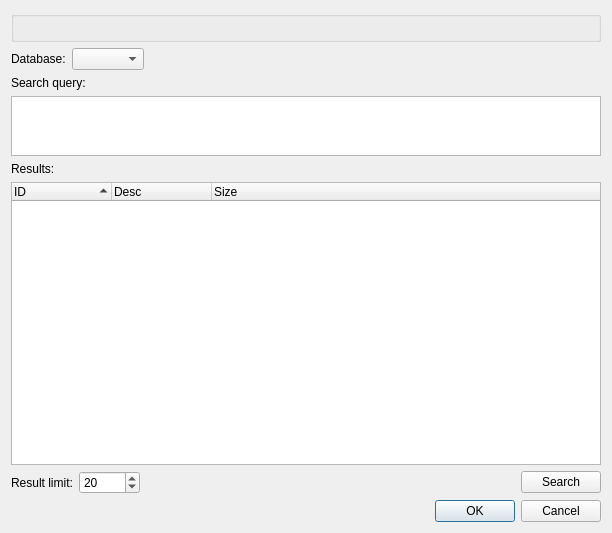
Above: src/corelibs/U2Gui/src/util/SearchGenbankSequenceDialog.ui from violethaze74/ugene before the change. Below: the same form after it.
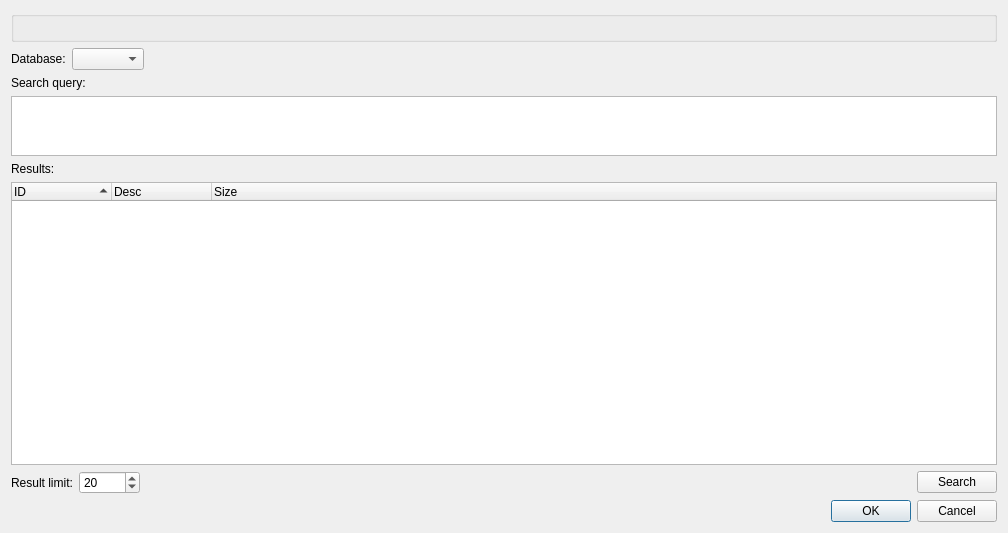
That is the form after the change.

Commit message:
UGENE-7807. Wrong sorting by size in NCBI GenBank dialog (#1151)
* UGENE-7807. Wrong sorting by size in NCBI GenBank dialog

* Fix build

Diff of the .ui file:
```diff
--- a/src/corelibs/U2Gui/src/util/SearchGenbankSequenceDialog.ui
+++ b/src/corelibs/U2Gui/src/util/SearchGenbankSequenceDialog.ui
@@ -6,7 +6,7 @@
    <rect>
     <x>0</x>
     <y>0</y>
-    <width>612</width>
+    <width>1008</width>
     <height>533</height>
    </rect>
   </property>
```
The commit also changes 2 other files.
